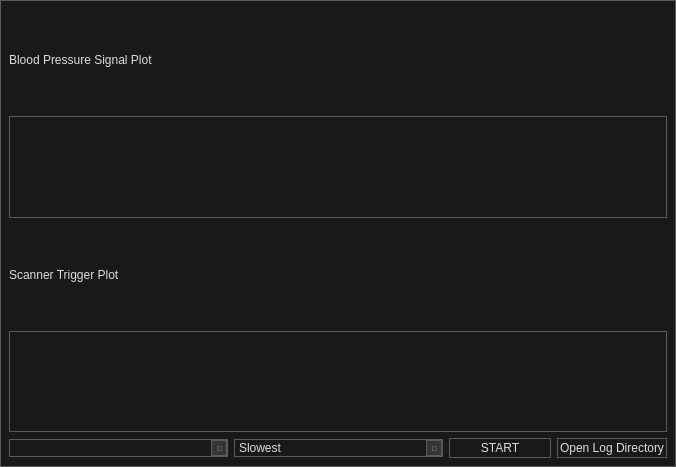
This is monitoring_tool/ui_trigger.ui in JoshBradshaw/Arterial-BP-MRI-Triggering-Unit as Qt 5 draws it before an edit. The edited form follows.
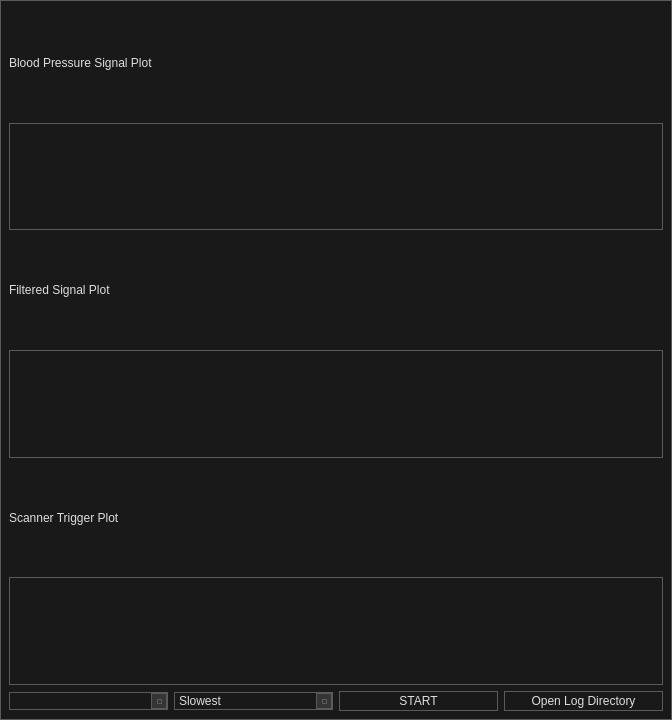
This is the edited form. Custom widgets are drawn as their Qt base class.

The edit to the form file:
```diff
--- a/monitoring_tool/ui_trigger.ui
+++ b/monitoring_tool/ui_trigger.ui
@@ -7,8 +7,8 @@
    <rect>
     <x>0</x>
     <y>0</y>
-    <width>676</width>
-    <height>467</height>
+    <width>672</width>
+    <height>720</height>
    </rect>
   </property>
   <property name="windowTitle">
@@ -322,10 +322,28 @@
   </property>
   <widget class="QWidget" name="centralwidget">
    <layout class="QGridLayout" name="gridLayout">
-    <item row="4" column="0" colspan="2">
-     <widget class="QComboBox" name="serialPortSelector"/>
+    <item row="0" column="0">
+     <widget class="QLabel" name="label">
+      <property name="text">
+       <string>Blood Pressure Signal Plot</string>
+      </property>
+     </widget>
     </item>
-    <item row="3" column="0" colspan="6">
+    <item row="2" column="0">
+     <widget class="QLabel" name="label_3">
+      <property name="text">
+       <string>Filtered Signal Plot</string>
+      </property>
+     </widget>
+    </item>
+    <item row="4" column="0">
+     <widget class="QLabel" name="label_2">
+      <property name="text">
+       <string>Scanner Trigger Plot</string>
+      </property>
+     </widget>
+    </item>
+    <item row="5" column="0" colspan="4">
      <widget class="QwtPlot" name="triggerPlot">
       <property name="maximumSize">
        <size>
@@ -335,39 +353,10 @@
       </property>
      </widget>
     </item>
-    <item row="4" column="5">
-     <widget class="QPushButton" name="logDataButton">
-      <property name="toolTip">
-       <string>&lt;html&gt;&lt;head/&gt;&lt;body&gt;&lt;p&gt;If toggled on, log files will be created based on the triggering data.&lt;/p&gt;&lt;/body&gt;&lt;/html&gt;</string>
-      </property>
-      <property name="text">
-       <string>Open Log Directory</string>
-      </property>
-      <property name="checkable">
-       <bool>false</bool>
-      </property>
-      <property name="checked">
-       <bool>false</bool>
-      </property>
-     </widget>
+    <item row="6" column="0">
+     <widget class="QComboBox" name="serialPortSelector"/>
     </item>
-    <item row="4" column="4">
-     <widget class="QPushButton" name="startBtn">
-      <property name="toolTip">
-       <string>&lt;html&gt;&lt;head/&gt;&lt;body&gt;&lt;p&gt;Start plotting the trigger and sensor data&lt;/p&gt;&lt;/body&gt;&lt;/html&gt;</string>
-      </property>
-      <property name="text">
-       <string>START</string>
-      </property>
-      <property name="checkable">
-       <bool>true</bool>
-      </property>
-      <property name="checked">
-       <bool>false</bool>
-      </property>
-     </widget>
-    </item>
-    <item row="4" column="2" colspan="2">
+    <item row="6" column="1">
      <widget class="QComboBox" name="speedSelect">
       <item>
        <property name="text">
@@ -391,23 +380,44 @@
       </item>
      </widget>
     </item>
-    <item row="2" column="0">
-     <widget class="QLabel" name="label_2">
+    <item row="6" column="2">
+     <widget class="QPushButton" name="startBtn">
+      <property name="toolTip">
+       <string>&lt;html&gt;&lt;head/&gt;&lt;body&gt;&lt;p&gt;Start plotting the trigger and sensor data&lt;/p&gt;&lt;/body&gt;&lt;/html&gt;</string>
+      </property>
       <property name="text">
-       <string>Scanner Trigger Plot</string>
+       <string>START</string>
       </property>
+      <property name="checkable">
+       <bool>true</bool>
+      </property>
+      <property name="checked">
+       <bool>false</bool>
+      </property>
      </widget>
     </item>
-    <item row="1" column="0" colspan="6">
+    <item row="6" column="3">
+     <widget class="QPushButton" name="logDataButton">
+      <property name="toolTip">
+       <string>&lt;html&gt;&lt;head/&gt;&lt;body&gt;&lt;p&gt;If toggled on, log files will be created based on the triggering data.&lt;/p&gt;&lt;/body&gt;&lt;/html&gt;</string>
+      </property>
+      <property name="text">
+       <string>Open Log Directory</string>
+      </property>
+      <property name="checkable">
+       <bool>false</bool>
+      </property>
+      <property name="checked">
+       <bool>false</bool>
+      </property>
+     </widget>
+    </item>
+    <item row="3" column="0" colspan="4">
+     <widget class="QwtPlot" name="ssfPlot"/>
+    </item>
+    <item row="1" column="0" colspan="4">
      <widget class="QwtPlot" name="bpPlot"/>
     </item>
-    <item row="0" column="0" colspan="4">
-     <widget class="QLabel" name="label">
-      <property name="text">
-       <string>Blood Pressure Signal Plot</string>
-      </property>
-     </widget>
-    </item>
    </layout>
   </widget>
  </widget>
```
